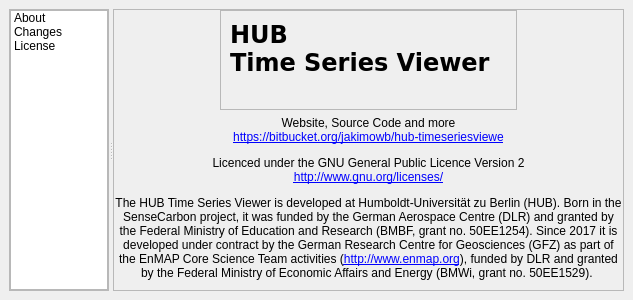
Before: the Qt Designer form timeseriesviewer/ui/aboutdialog.ui in jakimowb/eo-time-series-viewer, drawn with Qt 5.
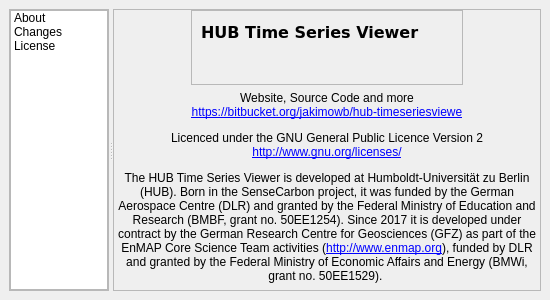
After: the same form once the commit is applied. Icons and pictures are not drawn.

Patch:
```diff
--- a/timeseriesviewer/ui/aboutdialog.ui
+++ b/timeseriesviewer/ui/aboutdialog.ui
@@ -9,7 +9,7 @@
    <rect>
     <x>0</x>
     <y>0</y>
-    <width>633</width>
+    <width>550</width>
     <height>300</height>
    </rect>
   </property>
@@ -21,7 +21,7 @@
   </property>
   <property name="minimumSize">
    <size>
-    <width>0</width>
+    <width>550</width>
     <height>300</height>
    </size>
   </property>
@@ -174,6 +174,9 @@
            </property>
            <item>
             <layout class="QHBoxLayout" name="horizontalLayout">
+             <property name="spacing">
+              <number>2</number>
+             </property>
              <property name="topMargin">
               <number>0</number>
              </property>
@@ -187,14 +190,14 @@
                </property>
                <property name="minimumSize">
                 <size>
-                 <width>100</width>
-                 <height>100</height>
+                 <width>75</width>
+                 <height>75</height>
                 </size>
                </property>
                <property name="maximumSize">
                 <size>
-                 <width>100</width>
-                 <height>100</height>
+                 <width>75</width>
+                 <height>75</height>
                 </size>
                </property>
                <property name="text">
@@ -237,7 +240,7 @@
                   <property name="font">
                    <font>
                     <family>Verdana</family>
-                    <pointsize>18</pointsize>
+                    <pointsize>12</pointsize>
                     <weight>75</weight>
                     <bold>true</bold>
                    </font>
@@ -246,8 +249,7 @@
                    <string notr="true">background-color: rgb(255, 255, 255,0);</string>
                   </property>
                   <property name="text">
-                   <string>HUB 
-Time Series Viewer</string>
+                   <string>HUB Time Series Viewer</string>
                   </property>
                   <property name="textFormat">
                    <enum>Qt::PlainText</enum>
@@ -286,14 +288,14 @@
                </property>
                <property name="minimumSize">
                 <size>
-                 <width>100</width>
-                 <height>100</height>
+                 <width>75</width>
+                 <height>75</height>
                 </size>
                </property>
                <property name="maximumSize">
                 <size>
-                 <width>100</width>
-                 <height>100</height>
+                 <width>75</width>
+                 <height>75</height>
                 </size>
                </property>
                <property name="text">
@@ -314,6 +316,9 @@
            </item>
            <item>
             <widget class="QLabel" name="labelAboutText">
+             <property name="lineWidth">
+              <number>0</number>
+             </property>
              <property name="text">
               <string>&lt;html&gt;&lt;head/&gt;&lt;body&gt;&lt;p align=&quot;center&quot;&gt;Website, Source Code and more&lt;br/&gt;&lt;a href=&quot;https://bitbucket.org/jakimowb/hub-timeseriesviewer&quot;&gt;&lt;span style=&quot; text-decoration: underline; color:#0000ff;&quot;&gt;https://bitbucket.org/jakimowb/hub-timeseriesviewe&lt;/span&gt;&lt;/a&gt;&lt;/p&gt;&lt;p align=&quot;center&quot;&gt;Licenced under the GNU General Public Licence Version 2&lt;br/&gt;&lt;a href=&quot;http://www.gnu.org/licenses/&quot;&gt;&lt;span style=&quot; text-decoration: underline; color:#0000ff;&quot;&gt;http://www.gnu.org/licenses/&lt;/span&gt;&lt;/a&gt;&lt;/p&gt;&lt;p align=&quot;center&quot;&gt;
 The HUB Time Series Viewer is developed at Humboldt-Universit&amp;auml;t zu Berlin (HUB). Born in the SenseCarbon project, it was funded by the German Aerospace Centre (DLR) and granted by the Federal Ministry of Education and Research (BMBF, grant no. 50EE1254). Since 2017 it is developed under contract by the German Research Centre for Geosciences (GFZ) as part of the EnMAP Core Science Team activities (&lt;a href=&quot;http://www.enmap.org&quot;&gt;&lt;span style=&quot; text-decoration: underline; color:#0000ff;&quot;&gt;http://www.enmap.org&lt;/span&gt;&lt;/a&gt;), funded by DLR and granted by the Federal Ministry of Economic Affairs and Energy (BMWi, grant no. 50EE1529).
```
Left out of the diff: 1 changed line with no effect on the pictures.
